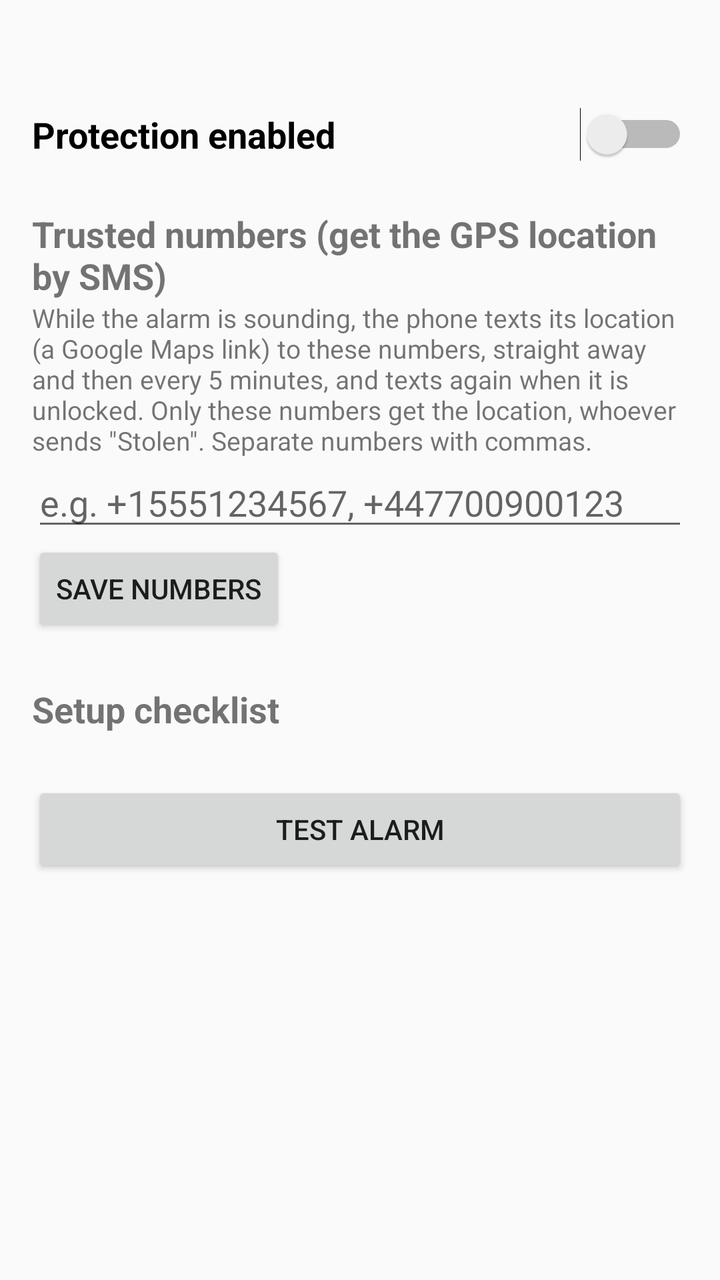
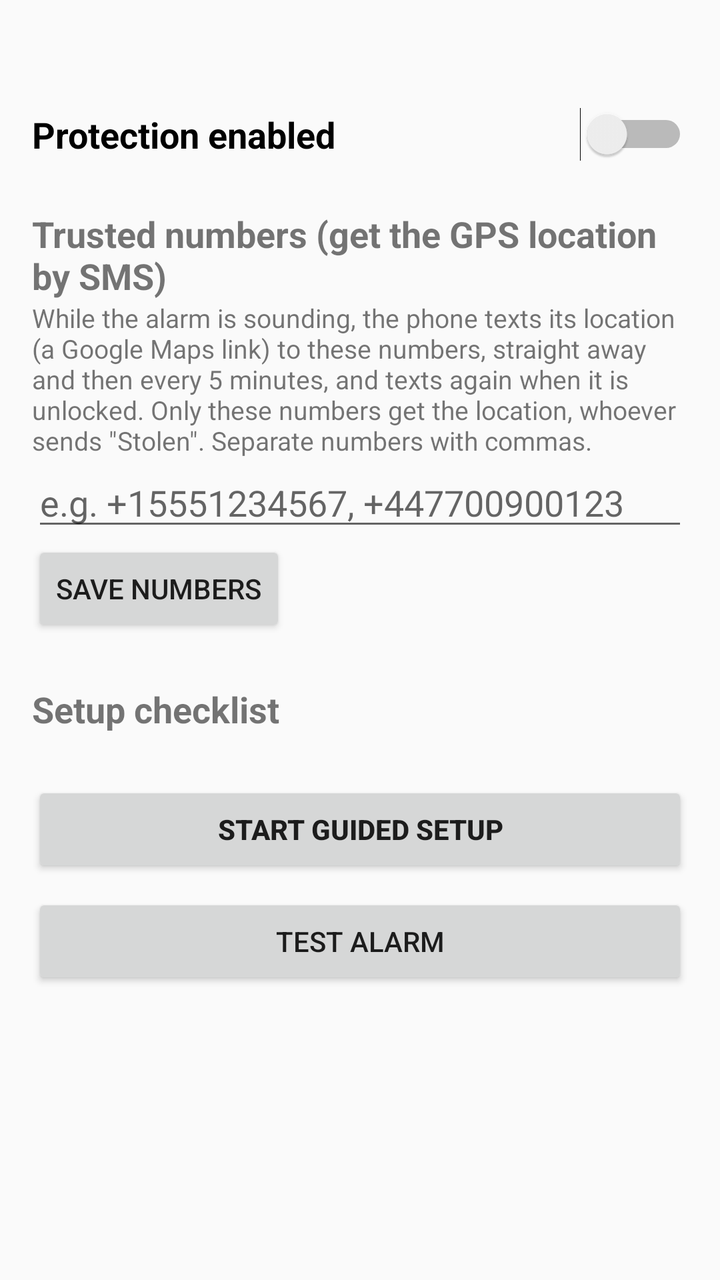

Screens rendered from an Android XML layout before and after an edit, with the pre-edit source and the edit as a unified diff.
<!-- AndroidManifest.xml: application theme android:Theme.Material.Light.DarkActionBar -->
<!-- res/layout/activity_main.xml -->
<?xml version="1.0" encoding="utf-8"?>
<ScrollView xmlns:android="http://schemas.android.com/apk/res/android"
    android:layout_width="match_parent"
    android:layout_height="match_parent">

    <LinearLayout
        android:layout_width="match_parent"
        android:layout_height="wrap_content"
        android:orientation="vertical"
        android:padding="16dp">

        <TextView
            android:id="@+id/instructions"
            android:layout_width="match_parent"
            android:layout_height="wrap_content"
            android:textSize="16sp" />

        <Switch
            android:id="@+id/armed_switch"
            android:layout_width="match_parent"
            android:layout_height="wrap_content"
            android:layout_marginTop="16dp"
            android:text="@string/armed"
            android:textSize="18sp"
            android:textStyle="bold" />

        <TextView
            android:layout_width="match_parent"
            android:layout_height="wrap_content"
            android:layout_marginTop="24dp"
            android:text="@string/trusted_header"
            android:textSize="18sp"
            android:textStyle="bold" />

        <TextView
            android:layout_width="match_parent"
            android:layout_height="wrap_content"
            android:text="@string/trusted_explanation"
            android:textSize="13sp" />

        <EditText
            android:id="@+id/trusted_numbers"
            android:layout_width="match_parent"
            android:layout_height="wrap_content"
            android:hint="@string/trusted_hint"
            android:importantForAutofill="no"
            android:inputType="phone" />

        <Button
            android:id="@+id/trusted_save"
            android:layout_width="wrap_content"
            android:layout_height="wrap_content"
            android:text="@string/trusted_save" />

        <TextView
            android:layout_width="match_parent"
            android:layout_height="wrap_content"
            android:layout_marginTop="24dp"
            android:text="@string/setup_header"
            android:textSize="18sp"
            android:textStyle="bold" />

        <LinearLayout
            android:id="@+id/checklist"
            android:layout_width="match_parent"
            android:layout_height="wrap_content"
            android:orientation="vertical" />

        <Button
            android:id="@+id/test_button"
            android:layout_width="match_parent"
            android:layout_height="wrap_content"
            android:layout_marginTop="24dp"
            android:text="@string/test_button" />
    </LinearLayout>
</ScrollView>
<!-- resources referenced by this layout -->
<resources>
  <string name="armed">Protection enabled</string>
  <string name="setup_header">Setup checklist</string>
  <string name="test_button">Test alarm</string>
  <string name="trusted_explanation">While the alarm is sounding, the phone texts its location (a Google Maps link) to these numbers, straight away and then every 5 minutes, and texts again when it is unlocked. Only these numbers get the location, whoever sends \"Stolen\". Separate numbers with commas.</string>
  <string name="trusted_header">Trusted numbers (get the GPS location by SMS)</string>
  <string name="trusted_hint">e.g. +15551234567, +447700900123</string>
  <string name="trusted_save">Save numbers</string>
</resources>

<!-- the commit's change to res/layout/activity_main.xml (unified diff, before → after) -->
@@ -67,10 +67,18 @@
             android:orientation="vertical" />
 
         <Button
+            android:id="@+id/setup_button"
+            android:layout_width="match_parent"
+            android:layout_height="wrap_content"
+            android:layout_marginTop="24dp"
+            android:text="@string/setup_button"
+            android:textStyle="bold" />
+
+        <Button
             android:id="@+id/test_button"
             android:layout_width="match_parent"
             android:layout_height="wrap_content"
-            android:layout_marginTop="24dp"
+            android:layout_marginTop="8dp"
             android:text="@string/test_button" />
     </LinearLayout>
 </ScrollView>
<!-- resource entries referenced after the edit -->
@@ -1,6 +1,7 @@
 <!-- resources referenced by this layout -->
 <resources>
   <string name="armed">Protection enabled</string>
+  <string name="setup_button">Start guided setup</string>
   <string name="setup_header">Setup checklist</string>
   <string name="test_button">Test alarm</string>
   <string name="trusted_explanation">While the alarm is sounding, the phone texts its location (a Google Maps link) to these numbers, straight away and then every 5 minutes, and texts again when it is unlocked. Only these numbers get the location, whoever sends \"Stolen\". Separate numbers with commas.</string>
